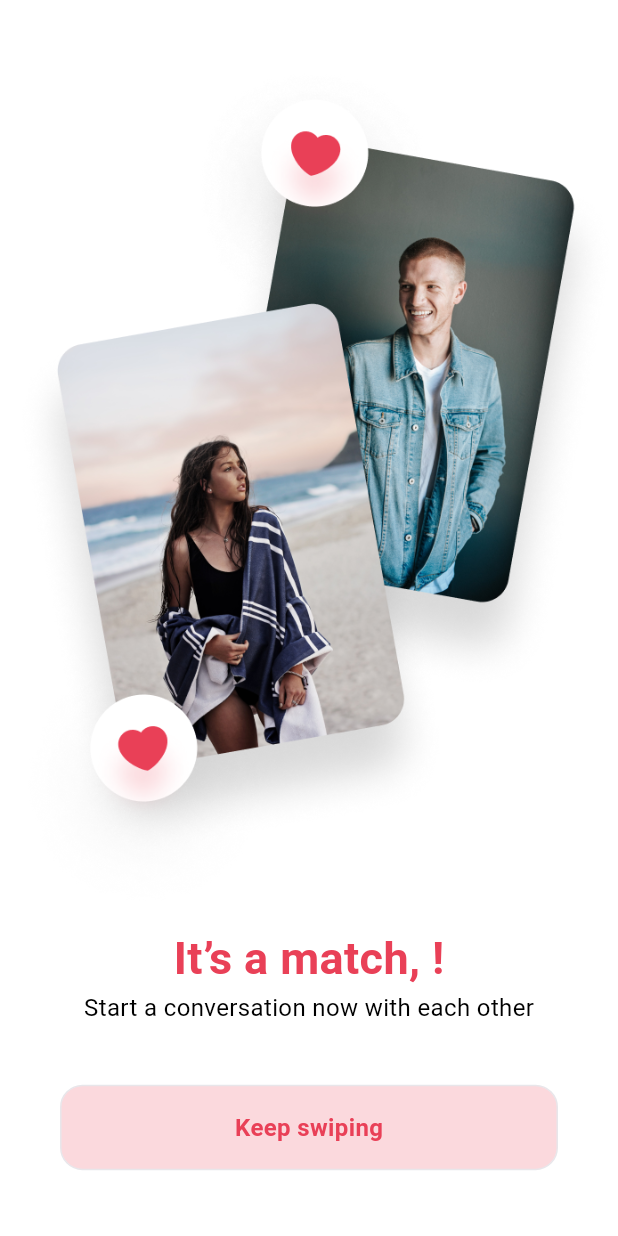
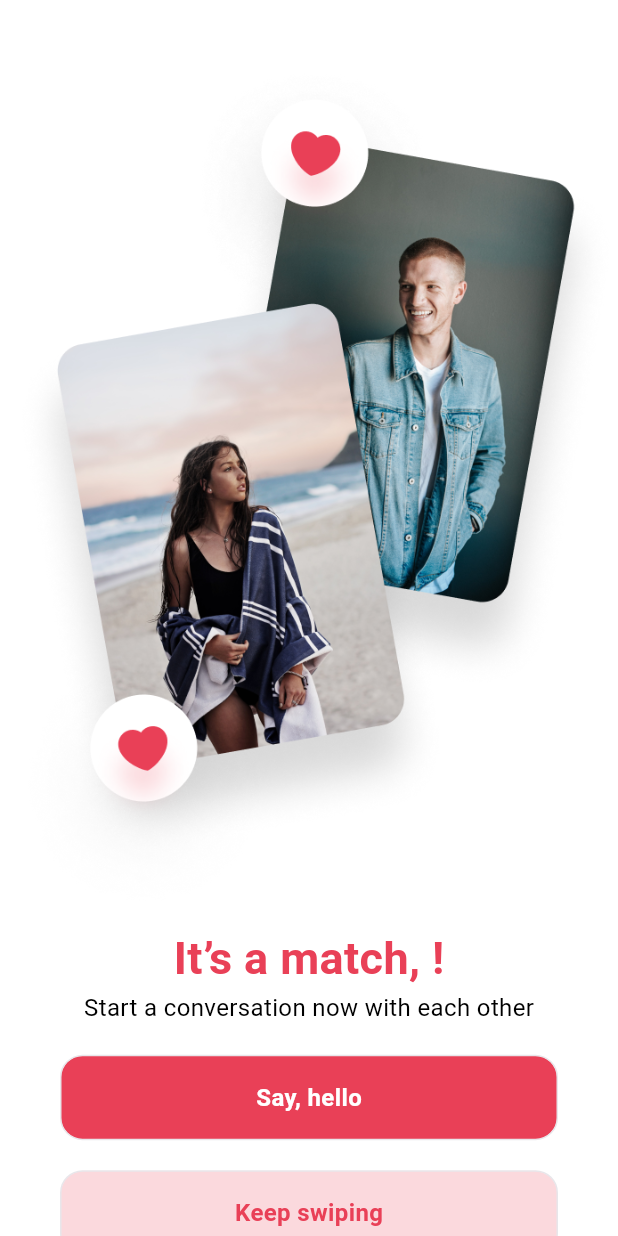
Before and after one commit to shehroz2260/bloc_app, a Flutter app: the CongratsMessageView screen opened directly with empty values, on a phone screen of 412 x 824 dp. Run offline on Flutter 3.47's test engine with Material 3 defaults, Android fonts, the phone set to English and light mode, and no system bars; our stand-ins replace adaptive_dialog, bloc, cached_network_image, chewie, cloud_firestore, firebase_auth and 15 more; missing offline and left inert: audio_waveforms, date_picker_plus, flutter_webrtc, syncfusion_flutter_core, video_thumbnail; accounts and stored records are empty; network calls fail.

Commit message:
working on congrats screen issue

```diff
--- a/lib/view/main_view/home_tab/congrats_message_view.dart
+++ b/lib/view/main_view/home_tab/congrats_message_view.dart
@@ -4,7 +4,11 @@ import 'package:chat_with_bloc/src/go_file.dart';
 import 'package:chat_with_bloc/src/width_hieght.dart';
 import 'package:chat_with_bloc/widgets/custom_button.dart';
 import 'package:flutter/material.dart';
+import 'package:flutter_bloc/flutter_bloc.dart';
 import '../../../model/user_model.dart';
+import '../../../view_model/inbox_bloc/inbox_bloc.dart';
+import '../../../view_model/inbox_bloc/inbox_state.dart';
+import '../chat_tab/chat_view.dart';
 
 class CongratsMessageView extends StatelessWidget {
   final UserModel user;
@@ -23,20 +27,20 @@ class CongratsMessageView extends StatelessWidget {
           Text("Start a conversation now with each other",
               style: AppTextStyle.font16.copyWith(color: AppColors.blackColor)),
           const AppHeight(height: 20),
-          // BlocBuilder<InboxBloc, InboxState>(
-          //   builder: (context, state) {
-          //     return Padding(
-          //       padding: const EdgeInsets.symmetric(horizontal: 40),
-          //       child: CustomNewButton(
-          //         btnName: "Say, hello",
-          //         onTap: () {
-          //         final model =  state.threadList.where((e)=> e.participantUserList.contains(user.uid)).toList().first;
-          //         Go.to(context, ChatScreen(model: model,isFromCongrats: true));
-          //         },
-          //       ),
-          //     );
-          //   },
-          // ),
+          BlocBuilder<InboxBloc, InboxState>(
+            builder: (context, state) {
+              return Padding(
+                padding: const EdgeInsets.symmetric(horizontal: 40),
+                child: CustomNewButton(
+                  btnName: "Say, hello",
+                  onTap: () {
+                  final model =  state.threadList.where((e)=> e.participantUserList.contains(user.uid)).toList().first;
+                  Go.off(context, ChatScreen(model: model));
+                  },
+                ),
+              );
+            },
+          ),
           const AppHeight(height: 20),
           Padding(
             padding: const EdgeInsets.symmetric(horizontal: 40),
```
Also changed, not shown: lib/view/main_view/chat_tab/chat_view.dart (+2 -7 lines).
